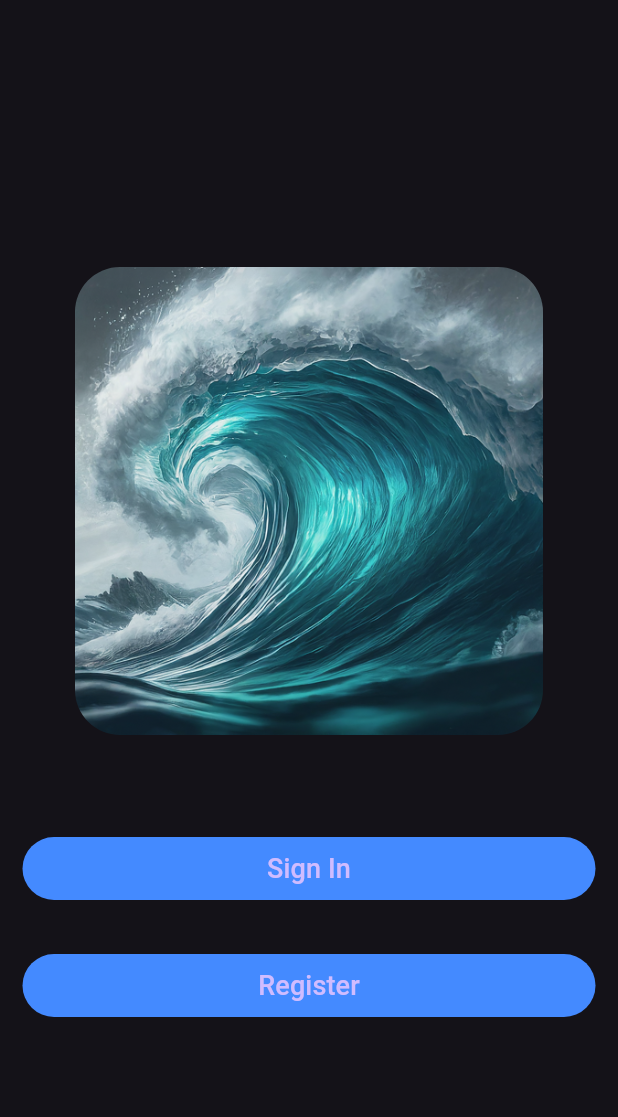
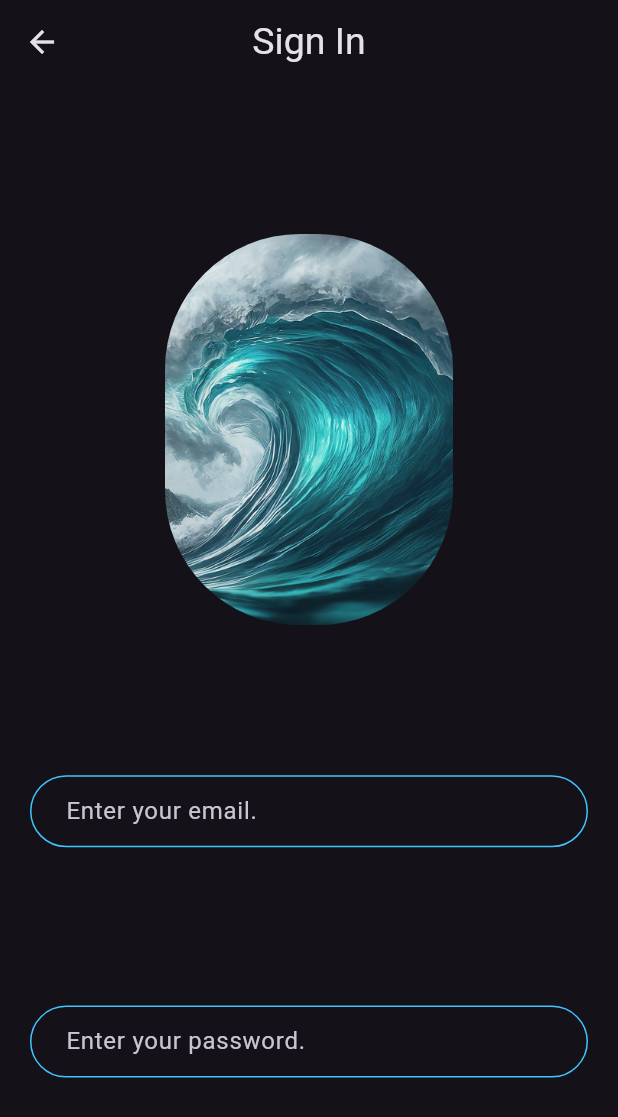
Before and after one commit to jjiunnbeh/Mobile_Chat_App, a Flutter app: the screen it shows after launch, after a tap on "Sign In", on a phone screen of 412 x 824 dp. Shown: the top 1117 px of the screen. Run offline on Flutter 3.47's test engine with Material 3 defaults, Android fonts, the phone set to English and light mode, and no system bars.

Commit message:
refactor widgets into components and style login page

```diff
--- /dev/null
+++ b/lib/components/herologo.dart
@@ -0,0 +1,24 @@
+import 'package:flutter/material.dart';
+class HeroLogo extends StatelessWidget {
+  HeroLogo({this.margin, this.padding});
+  final EdgeInsetsGeometry? margin;
+  final EdgeInsetsGeometry? padding;
+
+  @override
+  Widget build(BuildContext context) {
+    return Hero(
+      tag: 'logo',
+      child: Container(
+        margin: margin,
+        padding: padding,
+        child: ClipRRect(
+          borderRadius: BorderRadius.circular(90),
+          child: Image.asset(
+            'images/logo.png',
+            fit: BoxFit.cover,
+          ),
+        ),
+      ),
+    );
+  }
+}
--- /dev/null
+++ b/lib/components/input.dart
@@ -0,0 +1,41 @@
+import 'package:flutter/material.dart';
+
+class Input extends StatefulWidget {
+  Input({required this.hint, this.onChanged});
+  final String hint;
+  void Function(String)? onChanged;
+
+
+  @override
+  State<Input> createState() => _InputState();
+}
+
+class _InputState extends State<Input> {
+  @override
+  Widget build(BuildContext context) {
+    return Container(
+      margin: const EdgeInsets.only(left: 20, right: 20),
+      child: TextField(
+        onChanged: widget.onChanged,
+        decoration: InputDecoration(
+          hintText: widget.hint,
+          contentPadding:
+          const EdgeInsets.symmetric(vertical: 10.0, horizontal: 20.0),
+          border: const OutlineInputBorder(
+            borderRadius: BorderRadius.all(Radius.circular(32.0)),
+          ),
+          enabledBorder: const OutlineInputBorder(
+            borderSide:
+            BorderSide(color: Colors.lightBlueAccent, width: 1.0),
+            borderRadius: BorderRadius.all(Radius.circular(32.0)),
+          ),
+          focusedBorder: const OutlineInputBorder(
+            borderSide:
+            BorderSide(color: Colors.lightBlueAccent, width: 2.0),
+            borderRadius: BorderRadius.all(Radius.circular(32.0)),
+          ),
+        ),
+      ),
+    );
+  }
+}
--- a/lib/components/mybutton.dart
+++ b/lib/components/mybutton.dart
@@ -2,21 +2,22 @@ import 'package:flutter/material.dart';
 import 'package:mobile_chat_app/utilities/constants.dart';
 
 class MyButton extends StatelessWidget {
-  String text;
-  Color? color;
-  Function? onPressed;
-  MyButton({required this.text, this.color, this.onPressed});
+  final String text;
+  final Color? color;
+  final void Function() onPressed;
+  MyButton({required this.text, this.color, required this.onPressed});
 
   @override
   Widget build(BuildContext context) {
     return Container(
-      margin: const EdgeInsets.all(15.0),
+      padding: const EdgeInsets.all(40.0),
+      margin: const EdgeInsets.only(left: 10.0, right: 10.0, ),
       child: TextButton(
-        onPressed: () => onPressed,
+        onPressed:  onPressed,
         style: TextButton.styleFrom(backgroundColor: color ?? kBlueButtonColor),
         child: Text(
           text,
-          style: const TextStyle(fontFamily: 'Roboto', fontSize: 18.0),
+          style: kButtonTextStyle,
         ),
       ),
     );
--- a/lib/main.dart
+++ b/lib/main.dart
@@ -1,4 +1,5 @@
 import 'package:flutter/material.dart';
+import 'package:mobile_chat_app/pages/loginPage.dart';
 import 'package:mobile_chat_app/pages/welcomePage.dart';
 
 void main() {
@@ -12,9 +13,10 @@
   Widget build(BuildContext context) {
     return MaterialApp(
       theme: ThemeData.dark(),
-      initialRoute: '/',
+      initialRoute: WelcomePage.id,
       routes: {
-        '/': (context) => const WelcomePage(),
+        WelcomePage.id: (context) => const WelcomePage(),
+        LoginPage.id: (context) => const LoginPage(),
       },
     );
   }
--- /dev/null
+++ b/lib/pages/loginPage.dart
@@ -0,0 +1,40 @@
+import 'package:flutter/material.dart';
+import 'package:mobile_chat_app/utilities/constants.dart';
+import 'welcomePage.dart';
+import 'package:mobile_chat_app/components/herologo.dart';
+import 'package:mobile_chat_app/components/input.dart';
+
+class LoginPage extends StatelessWidget {
+  const LoginPage({super.key});
+  static const String id = '/login';
+
+  @override
+  Widget build(BuildContext context) {
+    return Scaffold(
+      appBar: AppBar(
+        title: const Text('Sign In', style: kAppBarTextStyle),
+        centerTitle: true,
+      ),
+      body: SafeArea(
+          child: Column(
+        mainAxisAlignment: MainAxisAlignment.center,
+        crossAxisAlignment: CrossAxisAlignment.stretch,
+        children: [
+          Expanded(
+            flex: 3,
+            child: HeroLogo(
+              margin: EdgeInsets.all(100),
+              padding: EdgeInsets.only(left: 10, right: 10),
+            ),
+          ),
+          Expanded(
+            child: Input(hint: 'Enter your email.',),
+          ),
+          Expanded(
+            child: Input(hint: 'Enter your password.',),
+          ),
+        ],
+      )),
+    );
+  }
+}
--- a/lib/pages/welcomePage.dart
+++ b/lib/pages/welcomePage.dart
@@ -1,38 +1,45 @@
 import 'package:flutter/material.dart';
 import 'package:mobile_chat_app/components/mybutton.dart';
+import 'loginPage.dart';
+import 'package:mobile_chat_app/components/herologo.dart';
 
 
 class WelcomePage extends StatelessWidget {
   const WelcomePage({super.key});
+  static const String id = '/';
 
   @override
   Widget build(BuildContext context) {
-    return  Scaffold(
+    return Scaffold(
       body: SafeArea(
         child: Column(
           mainAxisAlignment: MainAxisAlignment.center,
           crossAxisAlignment: CrossAxisAlignment.stretch,
           children: [
-              Container(
-                margin: const EdgeInsets.all(30.0),
-                padding: const EdgeInsets.all(20.0),
-                child: ClipRRect(
-                  borderRadius: BorderRadius.circular(30.0),
-                  child: Image.asset('images/logo.png'),
+            Expanded(
+              flex: 3,
+              child: HeroLogo(
+                padding: EdgeInsets.symmetric(vertical: 100),
+                margin: EdgeInsets.only(left: 100, right: 100),
               ),
             ),
-              MyButton(
+            Expanded(
+              child: MyButton(
                 text: 'Sign In',
-                onPressed: (){},
+                onPressed: () {
+                  Navigator.pushNamed(context, LoginPage.id);
+                },
               ),
-              MyButton(
+            ),
+            Expanded(
+              child: MyButton(
                 text: 'Register',
                 onPressed: () {},
+              ),
             ),
           ],
         ),
       ),
     );
-
   }
 }
--- a/lib/utilities/constants.dart
+++ b/lib/utilities/constants.dart
@@ -1,3 +1,7 @@
 import 'package:flutter/material.dart';
 //====================Welcome Page==========================
 const kBlueButtonColor = Colors.blueAccent;
+const kButtonTextStyle = TextStyle(fontFamily: 'Roboto', fontSize: 18.0);
+
+//====================Login Page=============================
+const kAppBarTextStyle = TextStyle(fontFamily: 'Roboto', fontSize: 25.0);
```
Lines whose indentation alone changed are shown as unchanged.
